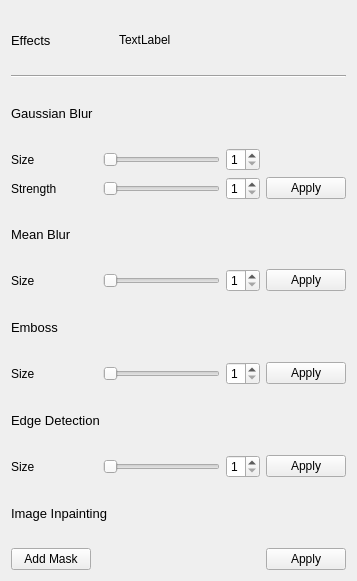
The window that Palette/Effects.ui (JosefNatanael/ThePhotoEditor) describes before a commit, drawn with Qt 5.
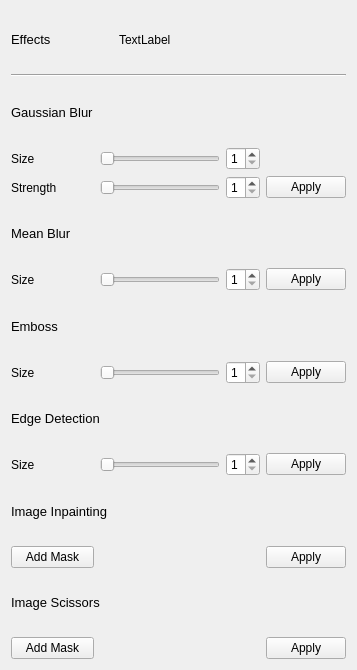
The same window after the commit.

Commit message: Added image scissors (but mask-based implementation).

Patch:
```diff
--- a/Palette/Effects.ui
+++ b/Palette/Effects.ui
@@ -7,192 +7,14 @@
     <x>0</x>
     <y>0</y>
     <width>357</width>
-    <height>581</height>
+    <height>670</height>
    </rect>
   </property>
   <property name="windowTitle">
    <string>Form</string>
   </property>
   <layout class="QGridLayout" name="gridLayout">
-   <item row="6" column="3">
-    <widget class="QSpinBox" name="meanSizeSpinBox">
-     <property name="minimum">
-      <number>1</number>
-     </property>
-     <property name="maximum">
-      <number>5</number>
-     </property>
-    </widget>
-   </item>
-   <item row="10" column="2">
-    <widget class="QSlider" name="edgeSizeSlider">
-     <property name="minimum">
-      <number>1</number>
-     </property>
-     <property name="maximum">
-      <number>5</number>
-     </property>
-     <property name="orientation">
-      <enum>Qt::Horizontal</enum>
-     </property>
-    </widget>
-   </item>
-   <item row="4" column="2">
-    <widget class="QSlider" name="gaussianStrengthSlider">
-     <property name="minimum">
-      <number>1</number>
-     </property>
-     <property name="maximum">
-      <number>5</number>
-     </property>
-     <property name="value">
-      <number>1</number>
-     </property>
-     <property name="orientation">
-      <enum>Qt::Horizontal</enum>
-     </property>
-    </widget>
-   </item>
-   <item row="3" column="3">
-    <widget class="QSpinBox" name="gaussianSizeSpinBox">
-     <property name="minimum">
-      <number>1</number>
-     </property>
-     <property name="maximum">
-      <number>5</number>
-     </property>
-    </widget>
-   </item>
-   <item row="6" column="0">
-    <widget class="QLabel" name="meanSizeLabel">
-     <property name="text">
-      <string>Size</string>
-     </property>
-    </widget>
-   </item>
-   <item row="4" column="4">
-    <widget class="QPushButton" name="gaussianPushButton">
-     <property name="text">
-      <string>Apply</string>
-     </property>
-    </widget>
-   </item>
-   <item row="4" column="0">
-    <widget class="QLabel" name="gaussianStrengthLabel">
-     <property name="text">
-      <string>Strength</string>
-     </property>
-    </widget>
-   </item>
-   <item row="3" column="2">
-    <widget class="QSlider" name="gaussianSizeSlider">
-     <property name="minimum">
-      <number>1</number>
-     </property>
-     <property name="maximum">
-      <number>5</number>
-     </property>
-     <property name="orientation">
-      <enum>Qt::Horizontal</enum>
-     </property>
-    </widget>
-   </item>
-   <item row="8" column="4">
-    <widget class="QPushButton" name="embossPushButton">
-     <property name="text">
-      <string>Apply</string>
-     </property>
-    </widget>
-   </item>
-   <item row="10" column="4">
-    <widget class="QPushButton" name="edgePushButton">
-     <property name="text">
-      <string>Apply</string>
-     </property>
-    </widget>
-   </item>
-   <item row="8" column="2">
-    <widget class="QSlider" name="embossSizeSlider">
-     <property name="minimum">
-      <number>1</number>
-     </property>
-     <property name="maximum">
-      <number>5</number>
-     </property>
-     <property name="orientation">
-      <enum>Qt::Horizontal</enum>
-     </property>
-    </widget>
-   </item>
-   <item row="4" column="3">
-    <widget class="QSpinBox" name="gaussianStrengthSpinBox">
-     <property name="minimum">
-      <number>1</number>
-     </property>
-     <property name="maximum">
-      <number>5</number>
-     </property>
-    </widget>
-   </item>
-   <item row="10" column="3">
-    <widget class="QSpinBox" name="edgeSizeSpinBox">
-     <property name="minimum">
-      <number>1</number>
-     </property>
-     <property name="maximum">
-      <number>5</number>
-     </property>
-    </widget>
-   </item>
-   <item row="2" column="0" colspan="3">
-    <widget class="QLabel" name="gaussianBlurLabel">
-     <property name="font">
-      <font>
-       <pointsize>10</pointsize>
-      </font>
-     </property>
-     <property name="text">
-      <string>Gaussian Blur</string>
-     </property>
-    </widget>
-   </item>
-   <item row="8" column="3">
-    <widget class="QSpinBox" name="embossSizeSpinBox">
-     <property name="minimum">
-      <number>1</number>
-     </property>
-     <property name="maximum">
-      <number>5</number>
-     </property>
-    </widget>
-   </item>
-   <item row="10" column="0">
-    <widget class="QLabel" name="edgeDetectionSizeLabel">
-     <property name="text">
-      <string>Size</string>
-     </property>
-    </widget>
-   </item>
-   <item row="9" column="0" colspan="3">
-    <widget class="QLabel" name="edgeDetectionLabel">
-     <property name="font">
-      <font>
-       <pointsize>10</pointsize>
-      </font>
-     </property>
-     <property name="text">
-      <string>Edge Detection</string>
-     </property>
-    </widget>
-   </item>
-   <item row="12" column="4">
-    <widget class="QPushButton" name="inpaintingPushButton">
-     <property name="text">
-      <string>Apply</string>
-     </property>
-    </widget>
-   </item>
-   <item row="0" column="0" colspan="3">
+   <item row="0" column="0" colspan="2">
     <layout class="QHBoxLayout" name="horizontalLayout_4">
      <item>
       <widget class="QLabel" name="effectsLabel">
@@ -215,19 +37,115 @@
      </item>
     </layout>
    </item>
-   <item row="7" column="0" colspan="3">
-    <widget class="QLabel" name="embossFilterLabel">
+   <item row="1" column="0" colspan="4">
+    <widget class="Line" name="line">
+     <property name="orientation">
+      <enum>Qt::Horizontal</enum>
+     </property>
+    </widget>
+   </item>
+   <item row="2" column="0">
+    <widget class="QLabel" name="gaussianBlurLabel">
      <property name="font">
       <font>
        <pointsize>10</pointsize>
       </font>
      </property>
      <property name="text">
-      <string>Emboss</string>
+      <string>Gaussian Blur</string>
      </property>
     </widget>
    </item>
-   <item row="6" column="2">
+   <item row="3" column="0">
+    <widget class="QLabel" name="gaussianSizeLabel">
+     <property name="text">
+      <string>Size</string>
+     </property>
+    </widget>
+   </item>
+   <item row="3" column="1">
+    <widget class="QSlider" name="gaussianSizeSlider">
+     <property name="minimum">
+      <number>1</number>
+     </property>
+     <property name="maximum">
+      <number>5</number>
+     </property>
+     <property name="orientation">
+      <enum>Qt::Horizontal</enum>
+     </property>
+    </widget>
+   </item>
+   <item row="3" column="2">
+    <widget class="QSpinBox" name="gaussianSizeSpinBox">
+     <property name="minimum">
+      <number>1</number>
+     </property>
+     <property name="maximum">
+      <number>5</number>
+     </property>
+    </widget>
+   </item>
+   <item row="4" column="0">
+    <widget class="QLabel" name="gaussianStrengthLabel">
+     <property name="text">
+      <string>Strength</string>
+     </property>
+    </widget>
+   </item>
+   <item row="4" column="1">
+    <widget class="QSlider" name="gaussianStrengthSlider">
+     <property name="minimum">
+      <number>1</number>
+     </property>
+     <property name="maximum">
+      <number>5</number>
+     </property>
+     <property name="value">
+      <number>1</number>
+     </property>
+     <property name="orientation">
+      <enum>Qt::Horizontal</enum>
+     </property>
+    </widget>
+   </item>
+   <item row="4" column="2">
+    <widget class="QSpinBox" name="gaussianStrengthSpinBox">
+     <property name="minimum">
+      <number>1</number>
+     </property>
+     <property name="maximum">
+      <number>5</number>
+     </property>
+    </widget>
+   </item>
+   <item row="4" column="3">
+    <widget class="QPushButton" name="gaussianPushButton">
+     <property name="text">
+      <string>Apply</string>
+     </property>
+    </widget>
+   </item>
+   <item row="5" column="0">
+    <widget class="QLabel" name="meanBlurLabel">
+     <property name="font">
+      <font>
+       <pointsize>10</pointsize>
+      </font>
+     </property>
+     <property name="text">
+      <string>Mean Blur</string>
+     </property>
+    </widget>
+   </item>
+   <item row="6" column="0">
+    <widget class="QLabel" name="meanSizeLabel">
+     <property name="text">
+      <string>Size</string>
+     </property>
+    </widget>
+   </item>
+   <item row="6" column="1">
     <widget class="QSlider" name="meanSizeSlider">
      <property name="minimum">
       <number>1</number>
@@ -246,32 +164,35 @@
      </property>
     </widget>
    </item>
-   <item row="11" column="0" colspan="3">
-    <widget class="QLabel" name="imageInpaintingLabel">
-     <property name="font">
-      <font>
-       <pointsize>10</pointsize>
-      </font>
+   <item row="6" column="2">
+    <widget class="QSpinBox" name="meanSizeSpinBox">
+     <property name="minimum">
+      <number>1</number>
      </property>
-     <property name="text">
-      <string>Image Inpainting</string>
+     <property name="maximum">
+      <number>5</number>
      </property>
     </widget>
    </item>
-   <item row="1" column="0" colspan="5">
-    <widget class="Line" name="line">
-     <property name="orientation">
-      <enum>Qt::Horizontal</enum>
-     </property>
-    </widget>
-   </item>
-   <item row="6" column="4">
+   <item row="6" column="3">
     <widget class="QPushButton" name="meanPushButton">
      <property name="text">
       <string>Apply</string>
      </property>
     </widget>
    </item>
+   <item row="7" column="0">
+    <widget class="QLabel" name="embossFilterLabel">
+     <property name="font">
+      <font>
+       <pointsize>10</pointsize>
+      </font>
+     </property>
+     <property name="text">
+      <string>Emboss</string>
+     </property>
+    </widget>
+   </item>
    <item row="8" column="0">
     <widget class="QLabel" name="embossSizeLabel">
      <property name="text">
@@ -279,22 +200,94 @@
      </property>
     </widget>
    </item>
-   <item row="3" column="0">
-    <widget class="QLabel" name="gaussianSizeLabel">
+   <item row="8" column="1">
+    <widget class="QSlider" name="embossSizeSlider">
+     <property name="minimum">
+      <number>1</number>
+     </property>
+     <property name="maximum">
+      <number>5</number>
+     </property>
+     <property name="orientation">
+      <enum>Qt::Horizontal</enum>
+     </property>
+    </widget>
+   </item>
+   <item row="8" column="2">
+    <widget class="QSpinBox" name="embossSizeSpinBox">
+     <property name="minimum">
+      <number>1</number>
+     </property>
+     <property name="maximum">
+      <number>5</number>
+     </property>
+    </widget>
+   </item>
+   <item row="8" column="3">
+    <widget class="QPushButton" name="embossPushButton">
+     <property name="text">
+      <string>Apply</string>
+     </property>
+    </widget>
+   </item>
+   <item row="9" column="0" colspan="2">
+    <widget class="QLabel" name="edgeDetectionLabel">
+     <property name="font">
+      <font>
+       <pointsize>10</pointsize>
+      </font>
+     </property>
+     <property name="text">
+      <string>Edge Detection</string>
+     </property>
+    </widget>
+   </item>
+   <item row="10" column="0">
+    <widget class="QLabel" name="edgeDetectionSizeLabel">
      <property name="text">
       <string>Size</string>
      </property>
     </widget>
    </item>
-   <item row="5" column="0" colspan="3">
-    <widget class="QLabel" name="meanBlurLabel">
+   <item row="10" column="1">
+    <widget class="QSlider" name="edgeSizeSlider">
+     <property name="minimum">
+      <number>1</number>
+     </property>
+     <property name="maximum">
+      <number>5</number>
+     </property>
+     <property name="orientation">
+      <enum>Qt::Horizontal</enum>
+     </property>
+    </widget>
+   </item>
+   <item row="10" column="2">
+    <widget class="QSpinBox" name="edgeSizeSpinBox">
+     <property name="minimum">
+      <number>1</number>
+     </property>
+     <property name="maximum">
+      <number>5</number>
+     </property>
+    </widget>
+   </item>
+   <item row="10" column="3">
+    <widget class="QPushButton" name="edgePushButton">
+     <property name="text">
+      <string>Apply</string>
+     </property>
+    </widget>
+   </item>
+   <item row="11" column="0" colspan="2">
+    <widget class="QLabel" name="imageInpaintingLabel">
      <property name="font">
       <font>
        <pointsize>10</pointsize>
       </font>
      </property>
      <property name="text">
-      <string>Mean Blur</string>
+      <string>Image Inpainting</string>
      </property>
     </widget>
    </item>
@@ -305,6 +298,39 @@
      </property>
     </widget>
    </item>
+   <item row="12" column="3">
+    <widget class="QPushButton" name="inpaintingPushButton">
+     <property name="text">
+      <string>Apply</string>
+     </property>
+    </widget>
+   </item>
+   <item row="13" column="0" colspan="2">
+    <widget class="QLabel" name="imageScissorsLabel">
+     <property name="font">
+      <font>
+       <pointsize>10</pointsize>
+      </font>
+     </property>
+     <property name="text">
+      <string>Image Scissors</string>
+     </property>
+    </widget>
+   </item>
+   <item row="14" column="0">
+    <widget class="QPushButton" name="imageScissorsAddMaskPushButton">
+     <property name="text">
+      <string>Add Mask</string>
+     </property>
+    </widget>
+   </item>
+   <item row="14" column="3">
+    <widget class="QPushButton" name="imageScissorsPushButton">
+     <property name="text">
+      <string>Apply</string>
+     </property>
+    </widget>
+   </item>
   </layout>
  </widget>
  <resources/>
```
The commit also changes 6 other files.
